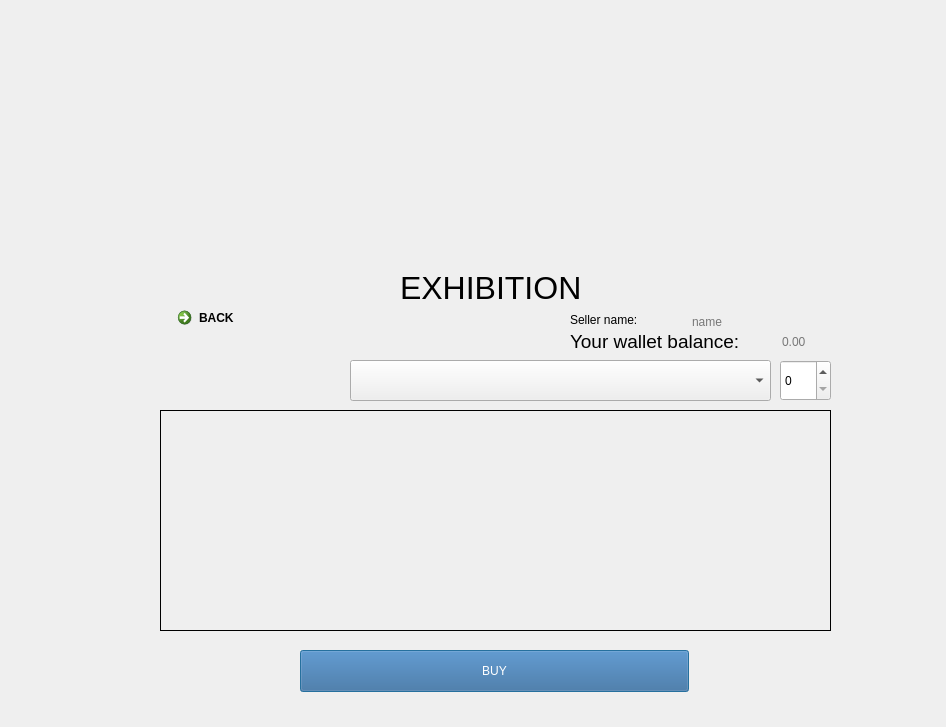
Before: the Qt Designer form frontend/buymenu.ui in SujalMatolia0/NFT-First-project, drawn with Qt 5.
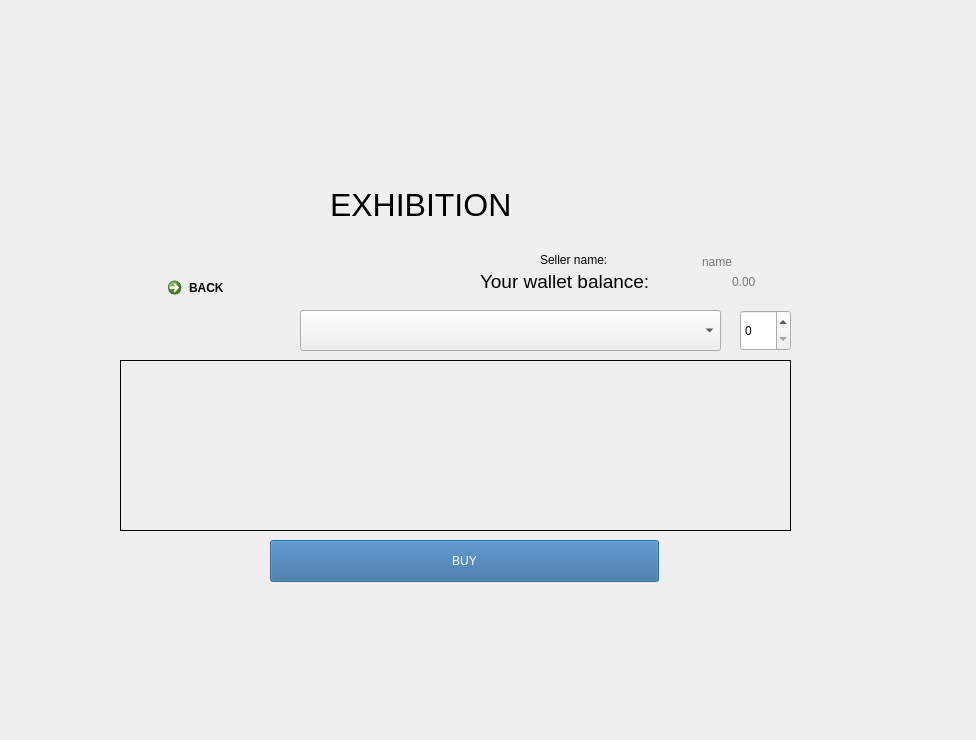
After: the same form once the commit is applied.

Patch:
```diff
--- a/frontend/buymenu.ui
+++ b/frontend/buymenu.ui
@@ -6,8 +6,8 @@
    <rect>
     <x>0</x>
     <y>0</y>
-    <width>946</width>
-    <height>727</height>
+    <width>976</width>
+    <height>740</height>
    </rect>
   </property>
   <property name="windowTitle">
@@ -16,8 +16,8 @@
   <widget class="QPushButton" name="buybutton">
    <property name="geometry">
     <rect>
-     <x>300</x>
-     <y>650</y>
+     <x>270</x>
+     <y>540</y>
      <width>389</width>
      <height>42</height>
     </rect>
@@ -226,8 +226,8 @@
   <widget class="QCommandLinkButton" name="backbutton">
    <property name="geometry">
     <rect>
-     <x>170</x>
-     <y>300</y>
+     <x>160</x>
+     <y>270</y>
      <width>181</width>
      <height>41</height>
     </rect>
@@ -242,10 +242,10 @@
   <widget class="QLabel" name="nftdetails">
    <property name="geometry">
     <rect>
-     <x>160</x>
-     <y>410</y>
+     <x>120</x>
+     <y>360</y>
      <width>671</width>
-     <height>221</height>
+     <height>171</height>
     </rect>
    </property>
    <property name="font">
@@ -287,8 +287,8 @@
   <widget class="QComboBox" name="nftname">
    <property name="geometry">
     <rect>
-     <x>350</x>
-     <y>360</y>
+     <x>300</x>
+     <y>310</y>
      <width>421</width>
      <height>41</height>
     </rect>
@@ -304,8 +304,8 @@
   <widget class="QLineEdit" name="balance">
    <property name="geometry">
     <rect>
-     <x>780</x>
-     <y>330</y>
+     <x>730</x>
+     <y>270</y>
      <width>191</width>
      <height>23</height>
     </rect>
@@ -330,9 +330,9 @@
   <widget class="QLabel" name="label">
    <property name="geometry">
     <rect>
-     <x>570</x>
-     <y>330</y>
-     <width>205</width>
+     <x>480</x>
+     <y>270</y>
+     <width>251</width>
      <height>21</height>
     </rect>
    </property>
@@ -346,8 +346,8 @@
   <widget class="QSpinBox" name="buyquant">
    <property name="geometry">
     <rect>
-     <x>780</x>
-     <y>360</y>
+     <x>740</x>
+     <y>310</y>
      <width>51</width>
      <height>41</height>
     </rect>
@@ -356,8 +356,8 @@
   <widget class="QLabel" name="label_2">
    <property name="geometry">
     <rect>
-     <x>570</x>
-     <y>310</y>
+     <x>540</x>
+     <y>250</y>
      <width>205</width>
      <height>21</height>
     </rect>
@@ -372,8 +372,8 @@
   <widget class="QLineEdit" name="sellername">
    <property name="geometry">
     <rect>
-     <x>690</x>
-     <y>310</y>
+     <x>700</x>
+     <y>250</y>
      <width>191</width>
      <height>23</height>
     </rect>
@@ -398,10 +398,10 @@
   <widget class="QLabel" name="label_3">
    <property name="geometry">
     <rect>
-     <x>400</x>
-     <y>270</y>
-     <width>211</width>
-     <height>31</height>
+     <x>330</x>
+     <y>180</y>
+     <width>271</width>
+     <height>51</height>
     </rect>
    </property>
    <property name="styleSheet">
```
